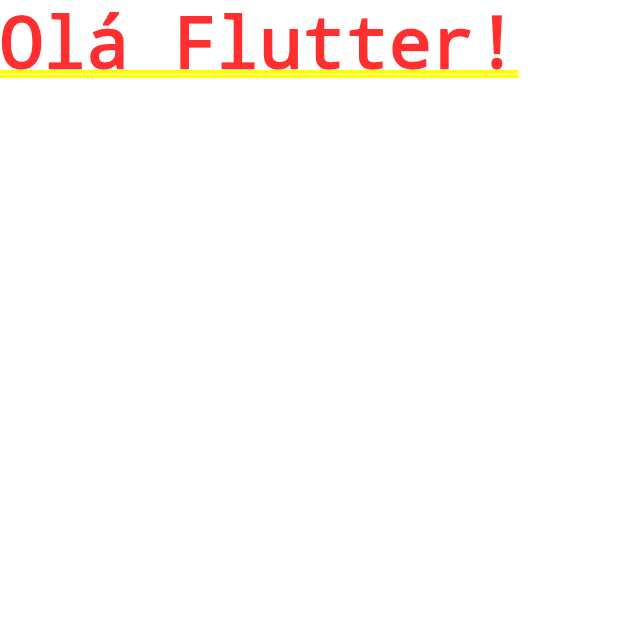
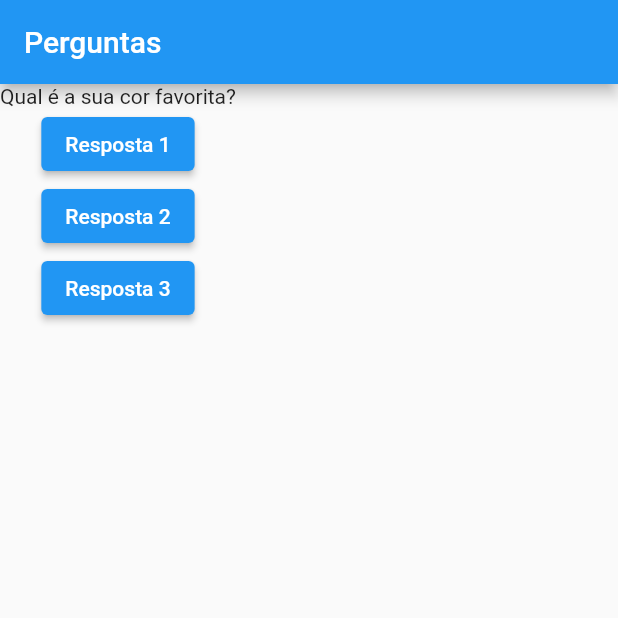
Before and after one commit to jermelterzi/projeto_perguntas, a Flutter app: the screen it shows after launch, on a phone screen of 412 x 824 dp, the top half of it. Run offline on Flutter 3.47's test engine with Material 2 defaults, Android fonts, the phone set to English and light mode, and no system bars.

Commit message:
Organizando o app com a Column e implementando funções para os botões

```diff
--- a/lib/main.dart
+++ b/lib/main.dart
@@ -1,16 +1,48 @@
 import 'package:flutter/material.dart';
 
 main() {
-  runApp(const PerguntaApp());
+  runApp(PerguntaApp());
 }
 
 class PerguntaApp extends StatelessWidget {
-  const PerguntaApp({Key? key}) : super(key: key);
+  PerguntaApp({Key? key}) : super(key: key);
+
+  final perguntas = [
+    'Qual é a sua cor favorita?',
+    'Qual é a seu animal favorito?'
+  ];
+
+  void responder() {
+    print('Resposta 1 escolhida!');
+  }
 
   @override
   Widget build(BuildContext context) {
-    return const MaterialApp(
-      home: Text('Olá Flutter!'),
+    return MaterialApp(
+      home: Scaffold(
+        appBar: AppBar(
+          title: const Text('Perguntas'),
+        ),
+        body: Column(
+          children: [
+            Text(perguntas[0]),
+            ElevatedButton(
+              onPressed: responder,
+              child: const Text('Resposta 1'),
+            ),
+            ElevatedButton(
+              onPressed: () {
+                print('Resposta 2 escolhida!');
+              },
+              child: const Text('Resposta 2'),
+            ),
+            ElevatedButton(
+              onPressed: () => print('Resposta 3 escolhida!'),
+              child: const Text('Resposta 3'),
+            ),
+          ],
+        ),
+      ),
     );
   }
 }
```
